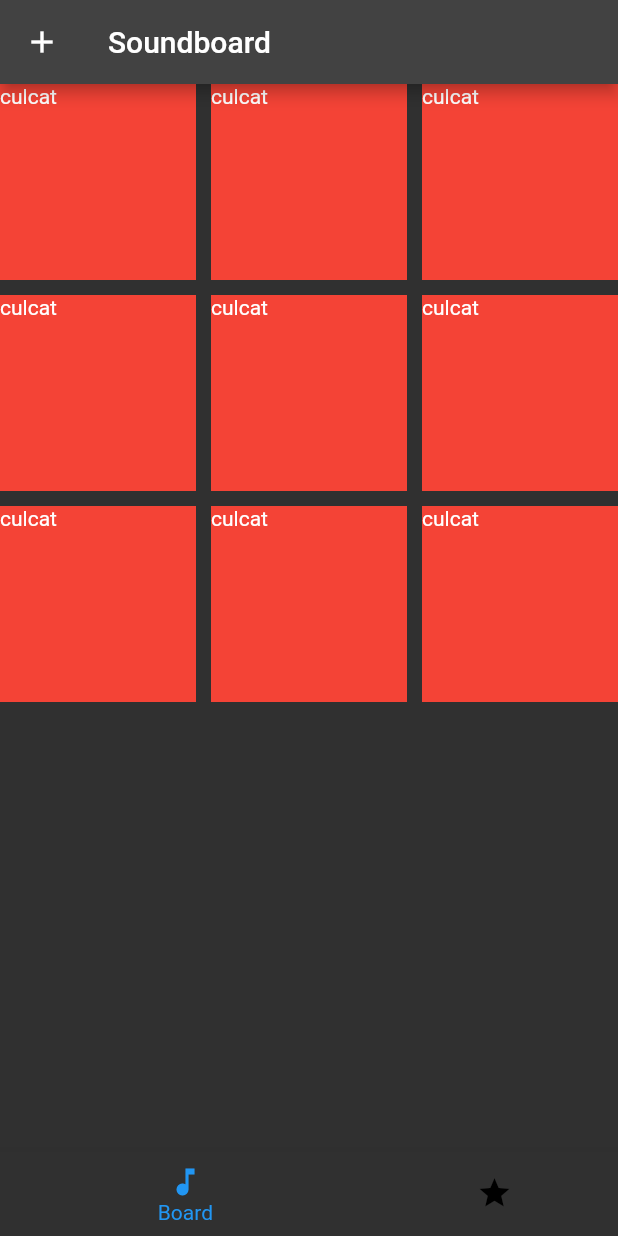
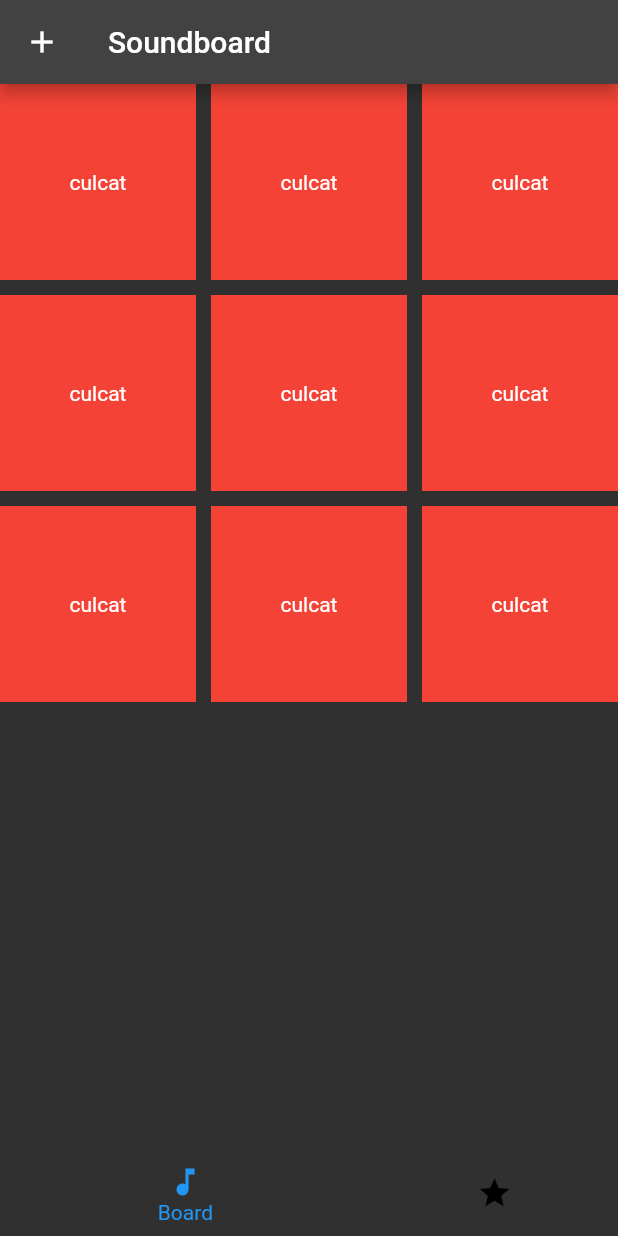
Before and after one commit to octav333/Soundboard1, a Flutter app: the screen it shows after launch, on a phone screen of 412 x 824 dp. Run offline on Flutter 3.47's test engine with Material 2 defaults, Android fonts, the light colour scheme and no system bars; our stand-ins replace audioplayers.

Commit message:
Update Board.dart

```diff
--- a/lib/pages/Board.dart
+++ b/lib/pages/Board.dart
@@ -134,7 +134,7 @@ class _HomeState extends State<Home> {
               focusColor: Colors.green,
               splashColor: Colors.green,
               child: AnimatedContainer(
-                child: Cegitnter(child: Text("culcat")),
+                child: Center(child: Text("culcat")),
                 width: _w,
                 duration: Duration(milliseconds: 500),
                 color: _color,
```
